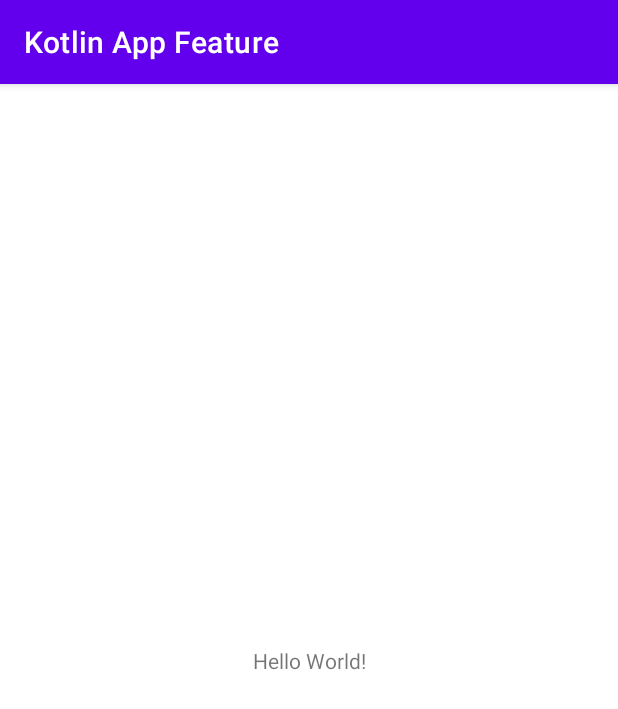
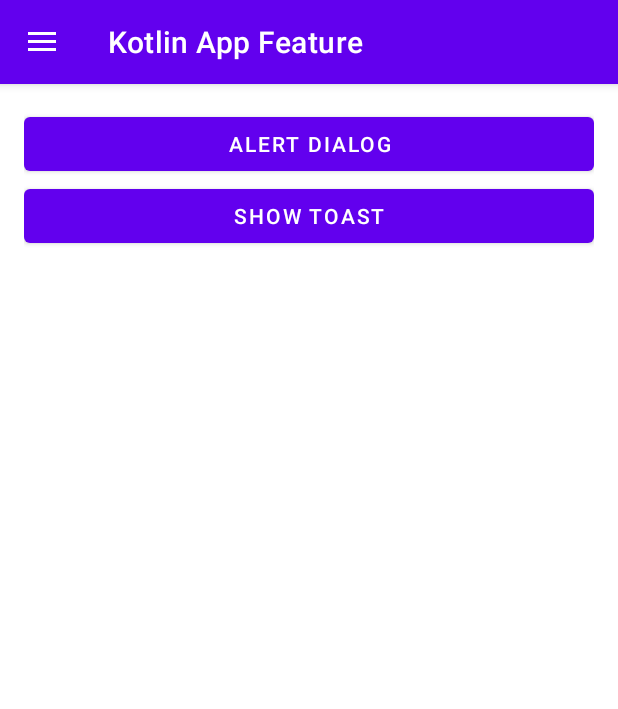
Before and after one commit to jakariya0dev/Kotlin-App-Feature, an Android app: the screen it shows after launch (MainActivity), on a phone screen of 412 x 824 dp. Shown: the top 709 px of the screen. Run offline under Robolectric (Android 15) with nearby library versions, the phone set to English and light mode, and no system bars; 1 statement that could not run was skipped.

```diff
--- a/app/build.gradle
+++ b/app/build.gradle
@@ -5,12 +5,12 @@ plugins {
 
 android {
     namespace 'com.example.kotlinappfeature'
-    compileSdk 32
+    compileSdk 33
 
     defaultConfig {
         applicationId "com.example.kotlinappfeature"
         minSdk 21
-        targetSdk 32
+        targetSdk 33
         versionCode 1
         versionName "1.0"
 
@@ -34,7 +34,7 @@ android {
 
 dependencies {
 
-    implementation 'androidx.core:core-ktx:1.7.0'
+    implementation 'androidx.core:core-ktx:1.9.0'
     implementation 'androidx.appcompat:appcompat:1.6.0'
     implementation 'com.google.android.material:material:1.8.0'
     implementation 'androidx.constraintlayout:constraintlayout:2.1.4'
--- a/app/src/main/java/com/example/kotlinappfeature/MainActivity.kt
+++ b/app/src/main/java/com/example/kotlinappfeature/MainActivity.kt
@@ -1,11 +1,74 @@
 package com.example.kotlinappfeature
 
+import android.content.Intent
+import android.os.Build
 import androidx.appcompat.app.AppCompatActivity
 import android.os.Bundle
+import android.view.MenuItem
+import android.view.View
+import android.widget.Button
+import android.widget.Toast
+import androidx.annotation.RequiresApi
+import androidx.appcompat.app.ActionBarDrawerToggle
+import androidx.drawerlayout.widget.DrawerLayout
+import com.google.android.material.internal.NavigationMenu
+import com.google.android.material.navigation.NavigationView
+import com.google.android.material.snackbar.Snackbar
 
 class MainActivity : AppCompatActivity() {
+
+    private lateinit var toggle: ActionBarDrawerToggle
+
+    @RequiresApi(Build.VERSION_CODES.M)
     override fun onCreate(savedInstanceState: Bundle?) {
         super.onCreate(savedInstanceState)
         setContentView(R.layout.activity_main)
+
+//        drawer Code start
+        val drawerLayout: DrawerLayout = findViewById(R.id.drawer_layout_id)
+        val navMenu: NavigationView = findViewById(R.id.nav_menu_id)
+
+        toggle = ActionBarDrawerToggle(this, drawerLayout, R.string.open, R.string.close)
+        drawerLayout.addDrawerListener(toggle)
+        toggle.syncState()
+        supportActionBar?.setDisplayHomeAsUpEnabled(true)
+
+        navMenu.setNavigationItemSelectedListener {
+            when(it.itemId){
+                R.id.menu1 -> Toast.makeText(this, "One", Toast.LENGTH_SHORT).show()
+                R.id.menu2 -> Toast.makeText(this, "Two", Toast.LENGTH_SHORT).show()
+                R.id.menu3 -> Toast.makeText(this, "Three", Toast.LENGTH_SHORT).show()
+            }
+            true
+        }
+
+//        drawer code end
+
+        findViewById<Button>(R.id.btn_ad_id).setOnClickListener {
+            startActivity(Intent(this, AlertDialog::class.java))
+        }
+
+        // start -> SNACK BAR CODE
+        findViewById<Button>(R.id.btn_snack_bar_id).setOnClickListener {
+
+            // Snackbar.make(it, "This is SnackBar", Snackbar.LENGTH_SHORT).show()
+
+           val snackbar = Snackbar.make(it, "This is SnackBar", Snackbar.LENGTH_LONG)
+            snackbar.setAction("Ok", View.OnClickListener {
+                snackbar.dismiss()
+            })
+            snackbar.setTextColor(getColor(R.color.black))
+            snackbar.setBackgroundTint(getColor(R.color.purple_500))
+            snackbar.show()
+
+        }
+        // end -> SNACK BAR CODE
+    }
+
+    override fun onOptionsItemSelected(item: MenuItem): Boolean {
+        if (toggle.onOptionsItemSelected(item)){
+           return true
+        }
+        return super.onOptionsItemSelected(item)
     }
 }
--- a/app/src/main/res/layout/activity_main.xml
+++ b/app/src/main/res/layout/activity_main.xml
@@ -1,18 +1,40 @@
 <?xml version="1.0" encoding="utf-8"?>
-<androidx.constraintlayout.widget.ConstraintLayout xmlns:android="http://schemas.android.com/apk/res/android"
+<androidx.drawerlayout.widget.DrawerLayout xmlns:android="http://schemas.android.com/apk/res/android"
     xmlns:app="http://schemas.android.com/apk/res-auto"
     xmlns:tools="http://schemas.android.com/tools"
     android:layout_width="match_parent"
     android:layout_height="match_parent"
+    android:id="@+id/drawer_layout_id"
+    android:layout_margin="16dp"
     tools:context=".MainActivity">
 
-    <TextView
+    <LinearLayout
+        android:orientation="vertical"
+        android:layout_width="match_parent"
+        android:layout_height="match_parent">
+        <Button
+            android:id="@+id/btn_ad_id"
+            android:layout_width="match_parent"
+            android:layout_height="wrap_content"
+            android:text="@string/alert_dialog"/>
+
+        <Button
+            android:id="@+id/btn_toast_msg_id"
+            android:layout_width="match_parent"
+            android:layout_height="wrap_content"
+            android:text="@string/show_toast"/>
+
+
+
+    </LinearLayout>
+
+    <com.google.android.material.navigation.NavigationView
+        app:headerLayout="@layout/drawer_header"
+        app:menu="@menu/nav_menu"
+        android:fitsSystemWindows="true"
+        android:layout_gravity="start"
+        android:id="@+id/nav_menu_id"
         android:layout_width="wrap_content"
-        android:layout_height="wrap_content"
-        android:text="Hello World!"
-        app:layout_constraintBottom_toBottomOf="parent"
-        app:layout_constraintEnd_toEndOf="parent"
-        app:layout_constraintStart_toStartOf="parent"
-        app:layout_constraintTop_toTopOf="parent" />
+        android:layout_height="match_parent"/>
 
-</androidx.constraintlayout.widget.ConstraintLayout>
+</androidx.drawerlayout.widget.DrawerLayout>
--- a/app/src/main/res/menu/nav_menu.xml
+++ b/app/src/main/res/menu/nav_menu.xml
@@ -1,4 +1,21 @@
 <?xml version="1.0" encoding="utf-8"?>
-<menu xmlns:android="http://schemas.android.com/apk/res/android">
+<menu
+    xmlns:tools="http://schemas.android.com/tools"
+    tools:showIn="navigation_view"
+    xmlns:android="http://schemas.android.com/apk/res/android">
+    <item
+        android:id="@+id/menu1"
+        android:title="@string/menu_one" />
 
+    <item
+        android:id="@+id/menu2"
+        android:title="@string/menu_two" />
+
+    <item android:title="@string/todo">
+        <menu>
+            <item
+                android:id="@+id/menu3"
+                android:title="@string/menu_three" />
+        </menu>
+    </item>
 </menu>
--- a/app/src/main/res/values/strings.xml
+++ b/app/src/main/res/values/strings.xml
@@ -1,3 +1,14 @@
 <resources>
     <string name="app_name">Kotlin App Feature</string>
+    <string name="todo">TODO</string>
+    <string name="myname_string_app">myname@string.app</string>
+    <string name="menu_one">Menu One</string>
+    <string name="menu_two">Menu Two</string>
+    <string name="menu_three">Menu Three</string>
+    <string name="open">open</string>
+    <string name="close">close</string>
+    <string name="alert_dialog">Alert Dialog</string>
+    <string name="show_alert_dialog">Show alert dialog</string>
+    <string name="show_snackbar">Show Snackbar</string>
+    <string name="show_toast">Show Toast</string>
 </resources>
```
Also changed, not shown: app/src/main/AndroidManifest.xml (+7 -0 lines), app/src/main/java/com/example/kotlinappfeature/AlertDialog.kt (added, +19 -0 lines), app/src/main/res/layout/activity_alert_dialog.xml (added, +19 -0 lines), app/src/main/res/layout/drawer_header.xml (+25 -4 lines).
